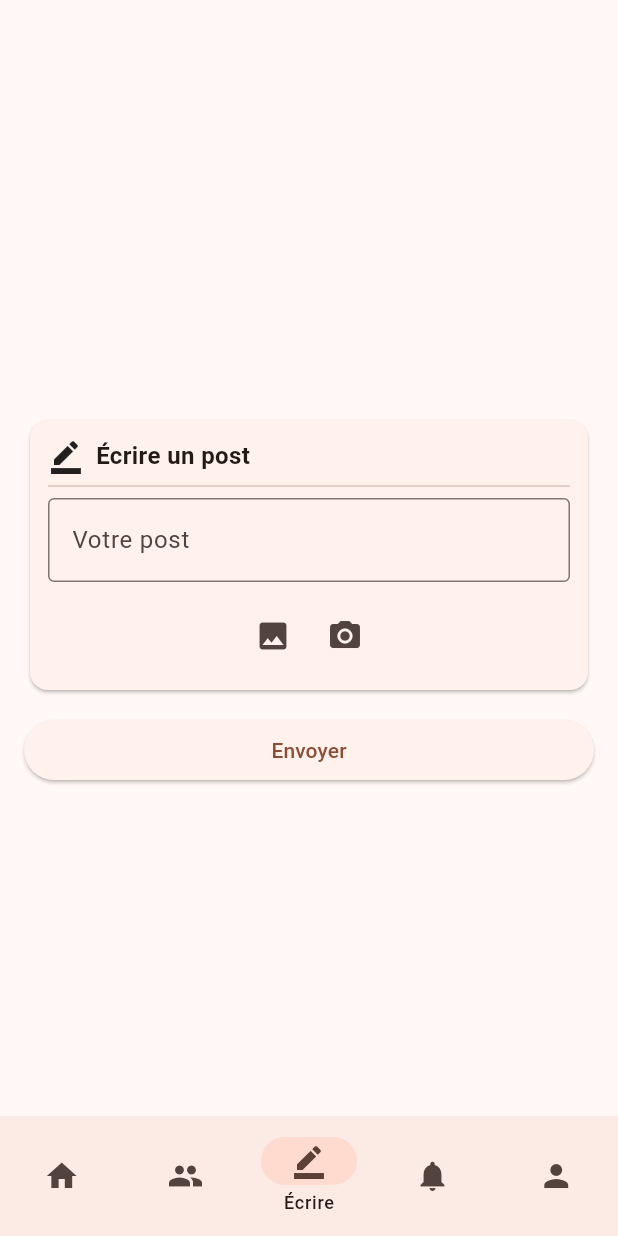
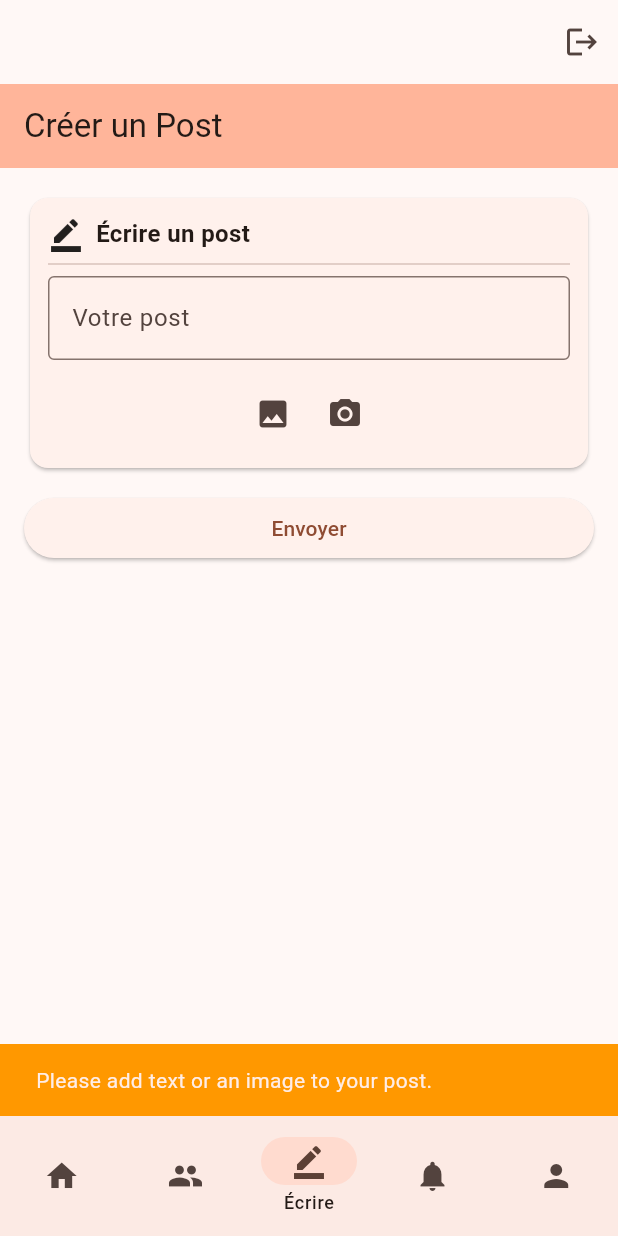
Before and after one commit to Soif2Sang/imt-flutter-projet, a Flutter app: the PageNavigation screen opened directly, item 3 of the bottom bar chosen, after a tap on "Envoyer", on a phone screen of 412 x 824 dp. Run offline on Flutter 3.47's test engine with Material 3 defaults, Android fonts, the phone set to English and light mode, and no system bars; our stand-ins replace cloud_firestore, firebase_auth, firebase_core, firebase_storage, image_picker; accounts and stored records are empty.

Commit message:
Ajout des avatar devant les membres et commentaires, ajout des AppBar sur toutes les pages, ajout d'un bouton logout en haut

```diff
--- a/lib/pages/page_accueil.dart
+++ b/lib/pages/page_accueil.dart
@@ -1,15 +1,15 @@
+// page_accueil.dart (MODIFIÉ)
 import 'package:cloud_firestore/cloud_firestore.dart';
-import 'package:firebase_auth/firebase_auth.dart';
-import 'package:flutter/cupertino.dart';
-import 'package:flutter/material.dart';
+// import 'package:firebase_auth/firebase_auth.dart'; // Pas utilisé directement ici, mais ok de le garder si besoin ailleurs
+import 'package:flutter/material.dart'; // Changé Cupertino en Material pour CircularProgressIndicator, ou garder les deux si besoin.
 
 import '../modeles/post.dart';
 import '../services_firebase/service_firestore.dart';
-import '../widgets/widget_vide.dart';
+import '../widgets/widget_vide.dart'; // Assurez-vous que ce widget est amélioré (voir suggestion plus bas)
 import '../widgets/widget_post.dart';
 
 class PageAccueil extends StatefulWidget {
-  const  PageAccueil({super.key, required this.title});
+  const PageAccueil({super.key, required this.title});
   final String title;
   @override
   State<PageAccueil> createState() => _PageAccueilState();
@@ -20,43 +20,62 @@ class _PageAccueilState extends State<PageAccueil> {
   Widget build(BuildContext context) {
     return Scaffold(
         appBar: AppBar(
-          backgroundColor: Theme
-              .of(context)
-              .colorScheme
-              .inversePrimary,
+          backgroundColor: Theme.of(context).colorScheme.inversePrimary,
           title: Text(widget.title),
         ),
         body: StreamBuilder<QuerySnapshot>(
           stream: ServiceFirestore().allPosts(),
-          builder: (BuildContext context,
-              AsyncSnapshot<QuerySnapshot> snapshot) {
-            print(snapshot);
+          builder: (BuildContext context, AsyncSnapshot<QuerySnapshot> snapshot) {
+            if (snapshot.connectionState == ConnectionState.waiting) {
+              return const Center(
+                child: CircularProgressIndicator(),
+              );
+            }
+
+            if (snapshot.hasError) {
+              print("Erreur Firestore: ${snapshot.error}");
+              return Center(
+                child: Padding(
+                  padding: const EdgeInsets.all(16.0),
+                  child: Text(
+                    "Une erreur s'est produite lors du chargement des posts. Veuillez réessayer plus tard.",
+                    textAlign: TextAlign.center,
+                    style: TextStyle(color: Colors.red[700], fontSize: 16),
+                  ),
+                ),
+              );
+            }
+
             if (snapshot.hasData) {
               final docs = snapshot.data!.docs;
 
-              if (docs.isEmpty) return const EmptyBody();
+              if (docs.isEmpty) {
+                return const EmptyBody();
+              }
 
               return ListView.builder(
+                padding: const EdgeInsets.symmetric(horizontal: 8.0, vertical: 12.0),
+
                 itemCount: docs.length,
                 itemBuilder: (context, index) {
                   final doc = docs[index];
-                  print('ici');
-                  print(doc);
-                  print(doc.data());
                   final post = Post(
                     reference: doc.reference,
                     id: doc.id,
                     map: doc.data() as Map<String, dynamic>,
                   );
-                  print(doc);
-                  return WidgetPost(post: post);
+                  return Padding(
+                    padding: const EdgeInsets.only(bottom: 10.0),
+                    child: WidgetPost(post: post),
+                  );
                 },
               );
             } else {
+              // Ce cas devrait être couvert par ConnectionState.waiting ou hasError,
+              // mais au cas où :
               return const EmptyBody();
             }
           },
-        )
-    );
+        ));
   }
 }
--- a/lib/pages/page_detail_post_page.dart
+++ b/lib/pages/page_detail_post_page.dart
@@ -37,6 +37,7 @@ class _PageDetailPostState extends State<PageDetailPost> {
   Widget build(BuildContext context) {
     return Scaffold(
       appBar: AppBar(
+        backgroundColor: Theme.of(context).colorScheme.inversePrimary,
         title: const Text('Commentaires'),
       ),
       body: SingleChildScrollView(
--- a/lib/pages/page_ecrire_post.dart
+++ b/lib/pages/page_ecrire_post.dart
@@ -42,7 +42,16 @@ class _PageEcrirePostState extends State<PageEcrirePost> {
   void _sendPost() {
     FocusScope.of(context).requestFocus(FocusNode());
 
-    if (xFile == null && textController.text.isEmpty) return;
+    if (xFile == null && textController.text.isEmpty) {
+      ScaffoldMessenger.of(context).showSnackBar(
+        const SnackBar(
+          content: Text('Please add text or an image to your post.'),
+          backgroundColor: Colors.orange,
+          duration: Duration(seconds: 2),
+        ),
+      );
+      return; // Prevent sending an empty post
+    }
 
     ServiceFirestore().createPost(
       member: widget.member,
@@ -50,26 +59,32 @@ class _PageEcrirePostState extends State<PageEcrirePost> {
       image: xFile,
     );
 
-    // Clear the fields after sending (optional, but good UX)
+    // Clear the fields after sending
     textController.clear();
     setState(() {
       xFile = null;
     });
 
     ScaffoldMessenger.of(context).showSnackBar(
-      SnackBar(
+      const SnackBar(
         content: Text('Post created successfully! You may need to wait a bit to see the modification.'),
         backgroundColor: Colors.green,
         duration: Duration(seconds: 3),
       ),
     );
 
-    widget.newDestination(0); // Redirige vers la page Accueil
+    widget.newDestination(0); // Redirects to the Accueil page
   }
 
   @override
   Widget build(BuildContext context) {
-    return SingleChildScrollView(
+    // Wrap the content in a Scaffold to add an AppBar
+    return Scaffold(
+      appBar: AppBar(
+        backgroundColor: Theme.of(context).colorScheme.inversePrimary,
+        title: const Text('Créer un Post'), // Added AppBar title
+      ),
+      body: SingleChildScrollView(
         padding: const EdgeInsets.all(16.0),
         child: Column(
           mainAxisAlignment: MainAxisAlignment.start,
@@ -149,6 +164,7 @@ class _PageEcrirePostState extends State<PageEcrirePost> {
             ),
           ],
         ),
+      ),
     );
   }
 }
--- a/lib/pages/page_navigation.dart
+++ b/lib/pages/page_navigation.dart
@@ -1,16 +1,16 @@
+import 'package:chti_face_bouc/pages/page_authentification.dart';
+import 'package:flutter/material.dart';
+import 'package:cloud_firestore/cloud_firestore.dart';
+
 import 'page_notification.dart';
-
 import 'page_accueil.dart';
 import 'page_ecrire_post.dart';
 import 'page_membre.dart';
 import 'page_profil.dart';
-import 'package:cloud_firestore/cloud_firestore.dart';
-import 'package:flutter/material.dart';
-
 import '../modeles/membre.dart';
 import '../services_firebase/service_authentification.dart';
 import '../services_firebase/service_firestore.dart';
-import '../widgets/widget_vide.dart';
+import '../widgets/widget_vide.dart'; // Assuming EmptyScaffold is in this file
 
 class PageNavigation extends StatefulWidget {
   const PageNavigation({super.key});
@@ -22,12 +22,41 @@ class PageNavigation extends StatefulWidget {
 class _PageNavigationState extends State<PageNavigation> {
   int index = 0;
 
+  // Logout logic copied from ModifierProfil
+  void _onLogout() async {
+    final confirm = await showDialog<bool>(
+      context: context,
+      builder: (context) => AlertDialog(
+        title: const Text('Déconnexion'),
+        content: const Text('Voulez-vous vous déconnecter ?'),
+        actions: [
+          TextButton(
+            onPressed: () => Navigator.pop(context, false),
+            child: const Text('Non'),
+          ),
+          TextButton(
+            onPressed: () => Navigator.pop(context, true),
+            child: const Text('Oui'),
+          ),
+        ],
+      ),
+    );
+
+    if (confirm == true) {
+      await ServiceAuthentification().signOut();
+      Navigator.pushReplacement(
+        context,
+        MaterialPageRoute(builder: (context) => const PageAuthentification()),
+      );
+    }
+  }
+
   @override
   Widget build(BuildContext context) {
     final memberId = ServiceAuthentification().myId;
 
     if (memberId == null) {
-      return const EmptyScaffold();
+      return const EmptyScaffold(); // Ensure EmptyScaffold is defined or imported
     }
 
     return StreamBuilder<DocumentSnapshot>(
@@ -52,6 +81,15 @@ class _PageNavigationState extends State<PageNavigation> {
           return Scaffold(
             appBar: AppBar(
               title: Text(member.fullName),
+              actions: <Widget>[
+                IconButton(
+                icon: const Icon(Icons.logout),
+                tooltip: 'Logout',
+                onPressed: () {
+                  _onLogout();
+                },
+              ),
+            ]
             ),
             bottomNavigationBar: NavigationBar(
               labelBehavior: NavigationDestinationLabelBehavior.onlyShowSelected,
--- a/lib/pages/page_notification.dart
+++ b/lib/pages/page_notification.dart
@@ -20,7 +20,10 @@ class _PageNotifState extends State<PageNotif> {
   @override
   Widget build(BuildContext context) {
     return Scaffold(
-      appBar: AppBar(title: const Text("Notifications")),
+      appBar: AppBar(
+          backgroundColor: Theme.of(context).colorScheme.inversePrimary,
+          title: const Text("Notifications")
+      ),
       body: StreamBuilder<QuerySnapshot>(
         stream: ServiceFirestore().notificationForUser(widget.member.id),
         builder: (BuildContext context, AsyncSnapshot<QuerySnapshot> snapshot) {
--- a/lib/widgets/widget_member_header.dart
+++ b/lib/widgets/widget_member_header.dart
@@ -44,7 +44,8 @@ class MemberHeader extends StatelessWidget {
             children: [
               CircleAvatar(
                 // Consider setting radius or min/maxRadius if needed
-                child: Text(member.fullName.isNotEmpty ? member.fullName[0] : '?'), // Safer handling for empty names
+                child: CircleAvatar(child: Icon(Icons.person_off_outlined)),
+                backgroundImage: member.profilePicture.isNotEmpty ? NetworkImage(member.profilePicture) : null,
               ),
               const SizedBox(width: 8), // Add some spacing between avatar and text
               Column(
--- a/lib/widgets/widget_post.dart
+++ b/lib/widgets/widget_post.dart
@@ -16,7 +16,7 @@ class WidgetPost extends StatelessWidget {
     final bool isLiked = myId != null && post.likes.contains(myId);
 
     return Card(
-      elevation: 8,
+      elevation: 1,
       // Using ClipRRect to ensure InkWell ripple effect is contained within the card's rounded corners if any
       clipBehavior: Clip.antiAlias, // Helps InkWell ripple conform to Card shape
       child: Column( // Changed outer Container to Column for direct children management
```
Also changed, not shown: lib/pages/page_membre.dart (+15 -8 lines). Lines whose indentation alone changed are shown as unchanged.
